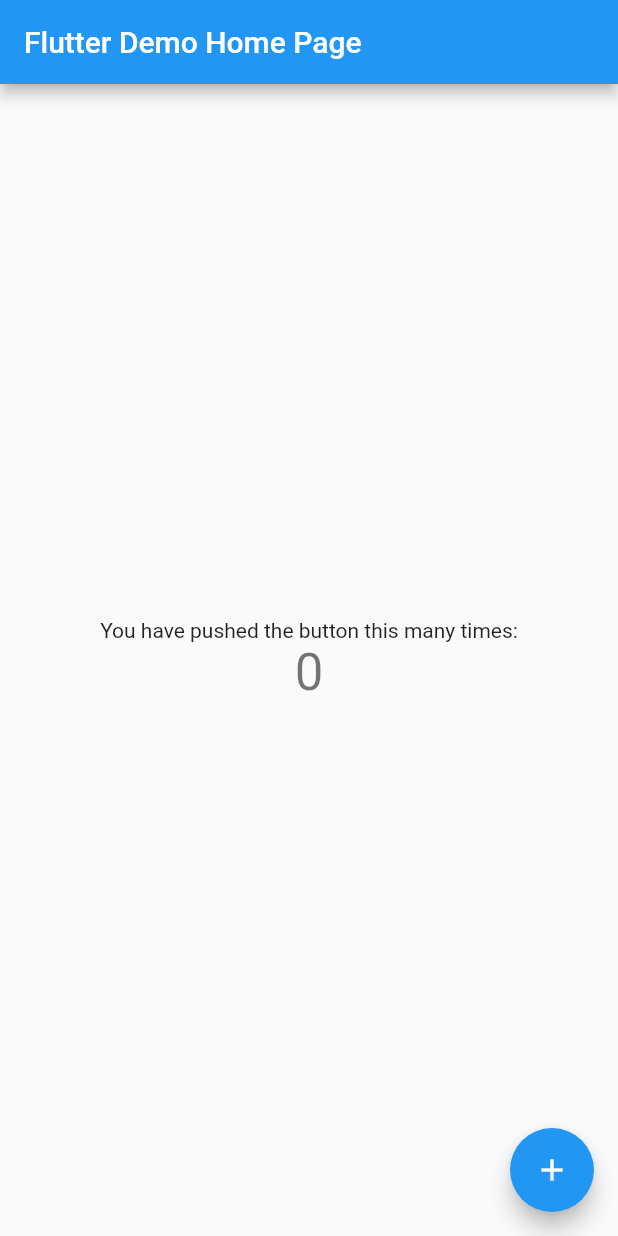
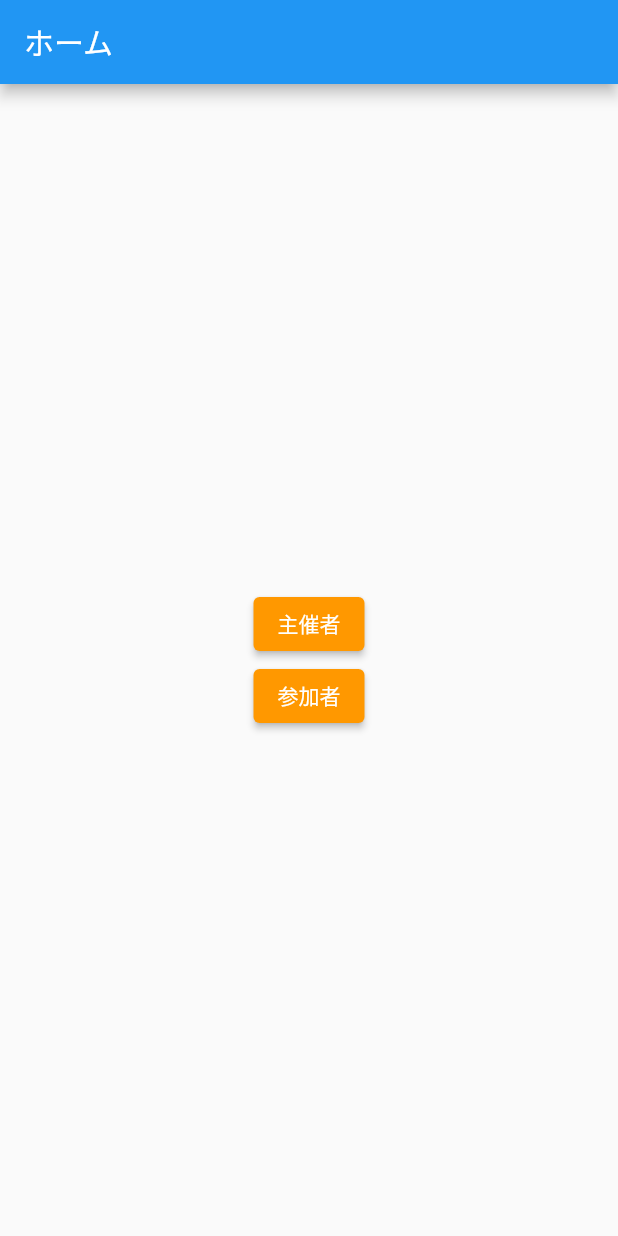
Before and after one commit to Tdrj2716/study_app_hackathon, a Flutter app: the screen it shows after launch, on a phone screen of 412 x 824 dp. Run offline on Flutter 3.47's test engine with Material 2 defaults, Android fonts, the phone set to English and light mode, and no system bars.

Commit message:
ユーザ選択画面の追加

```diff
--- a/lib/main.dart
+++ b/lib/main.dart
@@ -1,4 +1,5 @@
 import 'package:flutter/material.dart';
+import 'package:project/welcome.dart';
 
 void main() {
   runApp(const MyApp());
@@ -24,7 +25,7 @@ class MyApp extends StatelessWidget {
         // is not restarted.
         primarySwatch: Colors.blue,
       ),
-      home: const MyHomePage(title: 'Flutter Demo Home Page'),
+      home: Welcome(),
     );
   }
 }
@@ -50,17 +51,6 @@ class MyHomePage extends StatefulWidget {
 class _MyHomePageState extends State<MyHomePage> {
   int _counter = 0;
 
-  void _incrementCounter() {
-    setState(() {
-      // This call to setState tells the Flutter framework that something has
-      // changed in this State, which causes it to rerun the build method below
-      // so that the display can reflect the updated values. If we changed
-      // _counter without calling setState(), then the build method would not be
-      // called again, and so nothing would appear to happen.
-      _counter++;
-    });
-  }
-
   @override
   Widget build(BuildContext context) {
     // This method is rerun every time setState is called, for instance as done
@@ -71,45 +61,24 @@ class _MyHomePageState extends State<MyHomePage> {
     // than having to individually change instances of widgets.
     return Scaffold(
       appBar: AppBar(
-        // Here we take the value from the MyHomePage object that was created by
-        // the App.build method, and use it to set our appbar title.
         title: Text(widget.title),
       ),
       body: Center(
         // Center is a layout widget. It takes a single child and positions it
         // in the middle of the parent.
         child: Column(
-          // Column is also a layout widget. It takes a list of children and
-          // arranges them vertically. By default, it sizes itself to fit its
-          // children horizontally, and tries to be as tall as its parent.
-          //
-          // Invoke "debug painting" (press "p" in the console, choose the
-          // "Toggle Debug Paint" action from the Flutter Inspector in Android
-          // Studio, or the "Toggle Debug Paint" command in Visual Studio Code)
-          // to see the wireframe for each widget.
-          //
-          // Column has various properties to control how it sizes itself and
-          // how it positions its children. Here we use mainAxisAlignment to
-          // center the children vertically; the main axis here is the vertical
-          // axis because Columns are vertical (the cross axis would be
-          // horizontal).
           mainAxisAlignment: MainAxisAlignment.center,
           children: <Widget>[
             const Text(
-              'You have pushed the button this many times:',
+              'welcome',
             ),
             Text(
-              '$_counter',
+              '_counter',
               style: Theme.of(context).textTheme.headline4,
             ),
           ],
         ),
       ),
-      floatingActionButton: FloatingActionButton(
-        onPressed: _incrementCounter,
-        tooltip: 'Increment',
-        child: const Icon(Icons.add),
-      ), // This trailing comma makes auto-formatting nicer for build methods.
     );
   }
 }
--- /dev/null
+++ b/lib/welcome.dart
@@ -0,0 +1,35 @@
+import 'package:flutter/material.dart';
+
+class Welcome extends StatelessWidget {
+  //const MyApp({Key? key}) : super(key: key);
+  @override
+  Widget build(BuildContext context) {
+    return Scaffold(
+      appBar: AppBar(
+        title: Text("ホーム"),
+      ),
+      body: Center(
+          child: Column(
+        mainAxisAlignment: MainAxisAlignment.center,
+        children: [
+          ElevatedButton(
+            child: const Text('主催者'),
+            style: ElevatedButton.styleFrom(
+              primary: Colors.orange,
+              onPrimary: Colors.white,
+            ),
+            onPressed: () {},
+          ),
+          ElevatedButton(
+            child: const Text('参加者'),
+            style: ElevatedButton.styleFrom(
+              primary: Colors.orange,
+              onPrimary: Colors.white,
+            ),
+            onPressed: () {},
+          ),
+        ],
+      )),
+    );
+  }
+}
```
